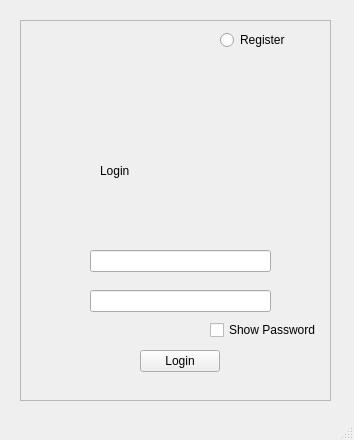
The window that forms/login/login.ui (tmrna/demoQt) describes before a commit, drawn with Qt 5.
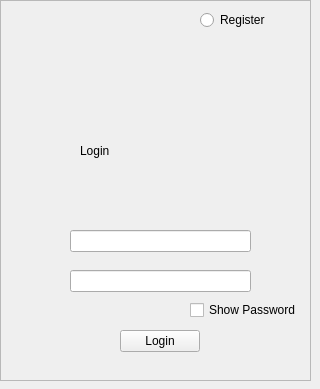
The same window after the commit.

The edit to the form file:
```diff
--- a/forms/login/login.ui
+++ b/forms/login/login.ui
@@ -6,8 +6,8 @@
    <rect>
     <x>0</x>
     <y>0</y>
-    <width>354</width>
-    <height>440</height>
+    <width>320</width>
+    <height>389</height>
    </rect>
   </property>
   <property name="windowTitle">
@@ -17,8 +17,8 @@
    <widget class="QFrame" name="frame">
     <property name="geometry">
      <rect>
-      <x>20</x>
-      <y>20</y>
+      <x>0</x>
+      <y>0</y>
       <width>311</width>
       <height>381</height>
      </rect>
@@ -113,7 +113,6 @@
     </rect>
    </property>
   </widget>
-  <widget class="QStatusBar" name="statusbar"/>
  </widget>
  <resources/>
  <connections/>
```
Left out of the diff: 2 changed lines with no effect on the pictures.
